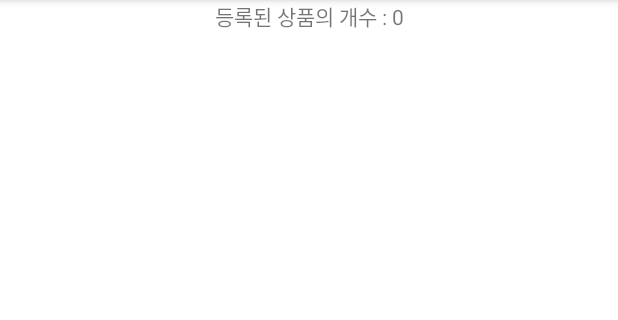
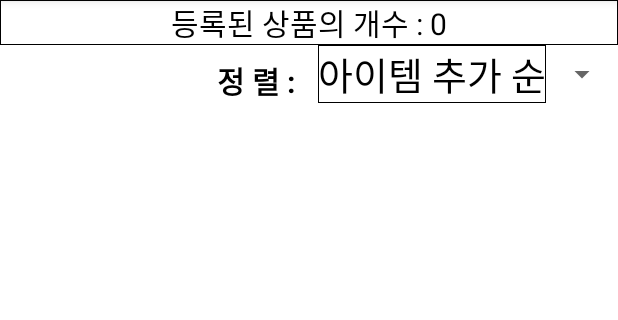
Before and after one commit to uselessnaming/parttimeDuedateManagement, an Android app: the screen it shows after launch (MainActivity), on a phone screen of 412 x 824 dp, the part 84-404 px from its top. Run offline under Robolectric (Android 15) with nearby library versions, the phone set to English and light mode, and no system bars; our stand-ins replace Room's generated code.

Commit message:
feat: Add sort menu

```diff
--- a/app/src/main/java/com/example/parttimeduedatemanagement/Adapater/GoneItemAdapter.kt
+++ b/app/src/main/java/com/example/parttimeduedatemanagement/Adapater/GoneItemAdapter.kt
@@ -6,7 +6,6 @@ import android.view.ViewGroup
 import androidx.recyclerview.widget.RecyclerView
 import com.example.part_timedatemanagement.Database.Item
 import com.example.parttimeduedatemanagement.databinding.GoneItemContainerBinding
-import com.example.parttimeduedatemanagement.databinding.ItemContainerBinding
 
 class GoneItemAdapter : RecyclerView.Adapter<GoneItemAdapter.GoneItemViewHolder>(){
     private val TAG : String = "ItemAdapter"
--- a/app/src/main/java/com/example/parttimeduedatemanagement/HomeFragment.kt
+++ b/app/src/main/java/com/example/parttimeduedatemanagement/HomeFragment.kt
@@ -4,6 +4,8 @@ import android.app.AlertDialog
 import android.os.Bundle
 import android.util.Log
 import android.view.*
+import android.widget.AdapterView
+import android.widget.ArrayAdapter
 import androidx.lifecycle.Observer
 import androidx.lifecycle.ViewModelProvider
 import androidx.recyclerview.widget.LinearLayoutManager
@@ -42,13 +44,32 @@ class HomeFragment : BaseFragment() {
         super.onViewCreated(view, savedInstanceState)
         binding.apply{
             btnRefresh.setOnClickListener{
-                mItemViewModel.fetchItems()
+                mItemViewModel.fetchItems("")
+            }
+            val menus = listOf("아이템 추가 순","유통기한순","이름순")
+            val adapter = ArrayAdapter.createFromResource(requireContext(),R.array.sortingMenu,R.layout.choice_spinner_item)
+            spSort.adapter = adapter
+            spSort.onItemSelectedListener = object : AdapterView.OnItemSelectedListener{
+                override fun onItemSelected(
+                    parent: AdapterView<*>?,
+                    view: View?,
+                    position: Int,
+                    id: Long,
+                ) {
+                    when(menus[position]){
+                        "아이템 추가 순" ->{mItemViewModel.fetchItems("addTime")}
+                        "유통기한순" -> {mItemViewModel.fetchItems("duedate")}
+                        "이름순" -> {mItemViewModel.fetchItems("name")}
+                    }
+                }
+                override fun onNothingSelected(parent: AdapterView<*>?) {
+                }
             }
         }
     }
     override fun onStart(){
         super.onStart()
-        mItemViewModel.fetchItems()
+        mItemViewModel.fetchItems("")
     }
     /** ViewModel 초기화 */
     private fun initViewModel(){
@@ -67,7 +88,7 @@ class HomeFragment : BaseFragment() {
                     dialog.setOnDoneClickListener(object : BottomDialog.OnDoneClickListener{
                         override fun onClick(itemId: Int,name: String,type: String,date: String,) {
                             mItemViewModel.update(itemId, name, type, date)
-                            mItemViewModel.fetchItems()
+                            mItemViewModel.fetchItems("")
                             dialog.dismiss()
                         }
                     })
@@ -82,8 +103,6 @@ class HomeFragment : BaseFragment() {
         }
 
         mItemViewModel.items.observe(viewLifecycleOwner, Observer{
-            Log.d(TAG, "Observer is Playing")
-            Log.d(TAG, "${it}")
             mItemAdapter.submitList(it)
             binding.itemCount.text = "등록된 상품의 개수 : " + mItemViewModel.getItemCount().toString()
         })
@@ -100,6 +119,7 @@ class HomeFragment : BaseFragment() {
     override fun onOptionsItemSelected(item: MenuItem): Boolean {
         return when (item.itemId) {
             R.id.insert -> {
+                Log.d(TAG,"menu item in INSERT")
                 mActivity.fragmentChange(R.id.fragmentContainerView, InsertFragment())
                 true
             }
@@ -111,7 +131,7 @@ class HomeFragment : BaseFragment() {
                     setMessage("정말 초기화 하시겠습니까?")
                     setPositiveButton("확인") { _, _ ->
                         mItemViewModel.deleteAll()
-                        mItemViewModel.fetchItems()
+                        mItemViewModel.fetchItems("")
                     }
                     setNegativeButton("취소", null)
                     show()
--- a/app/src/main/java/com/example/parttimeduedatemanagement/InsertFragment.kt
+++ b/app/src/main/java/com/example/parttimeduedatemanagement/InsertFragment.kt
@@ -31,11 +31,12 @@ class InsertFragment : BaseFragment() {
         mItemViewModel = ViewModelProvider.AndroidViewModelFactory.getInstance(requireActivity().application)
                 .create(ItemViewModel::class.java)
 
+        Log.d(TAG,"insertFragment create")
         return binding.root
     }
 
     override fun onViewCreated(view: View, savedInstanceState: Bundle?) {
-
+        Log.d(TAG,"onViewCreated")
         binding.apply{
             var location = ""
             /** spinner 연결 */
--- a/app/src/main/java/com/example/parttimeduedatemanagement/MainActivity.kt
+++ b/app/src/main/java/com/example/parttimeduedatemanagement/MainActivity.kt
@@ -1,6 +1,5 @@
 package com.example.parttimeduedatemanagement
 
-import android.content.Intent
 import androidx.appcompat.app.AppCompatActivity
 import android.os.Bundle
 import android.util.Log
@@ -30,6 +29,7 @@ class MainActivity : AppCompatActivity() {
     }
     /* fragment를 switch해주는 함수 */
     fun fragmentChange(currentLayoutId : Int, changedLayout : Fragment){
+        Log.d(TAG,"fragmentChange function is acting")
         supportFragmentManager.beginTransaction()
             .replace(currentLayoutId,changedLayout)
             .addToBackStack(null) //뒤로 가기 버튼 누를 시 fragment를 꺼줌
--- a/app/src/main/java/com/example/parttimeduedatemanagement/ViewModel/ItemViewModel.kt
+++ b/app/src/main/java/com/example/parttimeduedatemanagement/ViewModel/ItemViewModel.kt
@@ -49,17 +49,16 @@ class ItemViewModel(application : Application) : AndroidViewModel(application){
 
     var count : Int = 0
 
-    fun fetchItems(){
+    fun fetchItems(sortedType : String){
         viewModelScope.launch(Dispatchers.IO){
             count = 0
-            val news = toListItems(mItemRepository.getAll())
+            val news = toListItems(mItemRepository.getAll(), sortedType)
             itemLiveData.postValue(news)
         }
-        Log.d("BottomDialog","fetchItems is done")
     }
     fun getItemCount() : Int { return count }
 
-    private fun toListItems(items : List<Item>) : List<CheckItemList>{
+    private fun toListItems(items : List<Item>, sortedType : String) : List<CheckItemList>{
         val result = arrayListOf<CheckItemList>()
         val headers = arrayListOf<String>()
 
@@ -72,8 +71,22 @@ class ItemViewModel(application : Application) : AndroidViewModel(application){
                 result.add(CheckItemList.Child(it))
                 count += 1
             }
-            result.sortWith(compareBy { it.item.location})
         }
+        when(sortedType){
+            "addTime" -> {
+                result.sortWith(compareBy({it.item.location},{it.order},{it.item.id}))
+            }
+            "duedate" -> {
+                result.sortWith(compareBy({it.item.location},{it.order},{it.item.date}))
+            }
+            "name" -> {
+                result.sortWith(compareBy({it.item.location},{it.order},{it.item.itemName}))
+            }
+            else -> {
+                result.sortWith(compareBy{it.item.location})
+            }
+        }
+        Log.d(TAG,"${result}")
         return result
     }
 
@@ -102,7 +115,6 @@ class ItemViewModel(application : Application) : AndroidViewModel(application){
                 result.add(it)
             }
         }
-        Log.d(TAG,"result ? : ${result}")
         return result
     }
 
@@ -115,7 +127,6 @@ class ItemViewModel(application : Application) : AndroidViewModel(application){
         viewModelScope.launch(Dispatchers.IO){
             mItemRepository.insert(item)
         }
-        Log.d("ViewModel","Insert Done")
     }
     fun deleteAll(){
         viewModelScope.launch(Dispatchers.IO) {
--- a/app/src/main/res/layout/spinner_item.xml
+++ b/app/src/main/res/layout/choice_spinner_item.xml
@@ -1,10 +1,9 @@
 <?xml version="1.0" encoding="utf-8"?>
 <TextView
     xmlns:android="http://schemas.android.com/apk/res/android"
-    xmlns:tools="http://schemas.android.com/tools"
     android:layout_width="match_parent"
     android:layout_height="wrap_content"
-    android:singleLine="true"
-    tools:text="spinnerItem"
+    android:textSize="25sp"
     android:textColor="@color/itemTextColor"
-    android:id="@+id/spSpinner"/>
+    android:gravity="center_horizontal|bottom"
+    android:background="@drawable/update_dialog_last_view_background"/>
--- a/app/src/main/res/layout/fragment_home.xml
+++ b/app/src/main/res/layout/fragment_home.xml
@@ -27,20 +27,47 @@
                 android:layout_height="wrap_content"
                 android:orientation="vertical">
 
+
                 <TextView
                     android:id="@+id/itemCount"
                     android:layout_width="match_parent"
                     android:layout_height="wrap_content"
-                    android:gravity = "center"
-                    app:layout_constraintEnd_toEndOf="parent"
-                    app:layout_constraintStart_toStartOf="parent"
-                    app:layout_constraintTop_toTopOf="parent"
-                    tools:text="Duedate Management System" />
+                    android:gravity="center"
+                    tools:text="Duedate Management System"
+                    android:textColor="@color/itemTextColor"
+                    android:textSize="20sp"
+                    android:background="@drawable/update_dialog_last_view_background"/>
+
+                <androidx.constraintlayout.widget.ConstraintLayout
+                    android:layout_width="match_parent"
+                    android:layout_height="wrap_content"
+                    android:orientation="horizontal">
+
+                    <TextView
+                        android:id="@+id/textView"
+                        android:layout_width="wrap_content"
+                        android:layout_height="match_parent"
+                        app:layout_constraintEnd_toStartOf="@+id/spSort"
+                        app:layout_constraintBottom_toBottomOf="parent"
+                        android:text="@string/sortMessage"
+                        android:textSize="20sp"
+                        android:textColor="@color/itemTextColor"
+                        android:textStyle="bold|normal"
+                        android:layout_marginEnd="15dp"/>
+
+                    <Spinner
+                        android:id="@+id/spSort"
+                        android:layout_width="wrap_content"
+                        android:layout_height="match_parent"
+                        android:hint="정렬"
+                        app:layout_constraintEnd_toEndOf="parent"
+                        app:layout_constraintTop_toTopOf="parent" />
+                </androidx.constraintlayout.widget.ConstraintLayout>
 
                 <androidx.recyclerview.widget.RecyclerView
                     android:id="@+id/itemList"
                     android:layout_width="match_parent"
-                    android:layout_height="715dp">
+                    android:layout_height="wrap_content">
 
                 </androidx.recyclerview.widget.RecyclerView>
 
--- a/app/src/main/res/values/strings.xml
+++ b/app/src/main/res/values/strings.xml
@@ -21,4 +21,10 @@
     <string name="explainTypeEditFragment">카테고리 수정</string>
     <string name="introBtnPlus">카테고리 추가</string>
     <string name="updateDialogTitle">아이템 수정</string>
+    <string name="sortMessage">정 렬 : </string>
+    <string-array name ="sortingMenu">
+        <item>아이템 추가 순</item>
+        <item>유통기한순</item>
+        <item>이름순</item>
+    </string-array>
 </resources>
```
Also changed, not shown: app/src/main/java/com/example/parttimeduedatemanagement/Database/CheckItemList.kt (+5 -2 lines).
